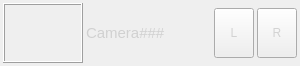
Above: src/mayaMVG/qt/ui/menuItem.ui from alicevision/MeshroomMaya before the change. Below: the same form after it.
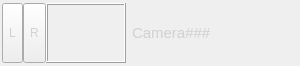
That is the form after the change.

What changed in the file:
```diff
--- a/src/mayaMVG/qt/ui/menuItem.ui
+++ b/src/mayaMVG/qt/ui/menuItem.ui
@@ -13,7 +13,7 @@
   <property name="minimumSize">
    <size>
     <width>300</width>
-    <height>66</height>
+    <height>0</height>
    </size>
   </property>
   <property name="windowTitle">
@@ -25,13 +25,41 @@
   <property name="styleSheet">
    <string notr="true">color: rgba(200, 200, 200, 200);</string>
   </property>
+  <layout class="QHBoxLayout" name="horizontalLayout_2">
+   <property name="margin">
+    <number>2</number>
+   </property>
+   <item>
   <layout class="QHBoxLayout" name="horizontalLayout">
    <property name="spacing">
-    <number>3</number>
-   </property>
-   <property name="margin">
-    <number>3</number>
-   </property>
+      <number>0</number>
+     </property>
+     <item>
+      <widget class="QToolButton" name="leftButton">
+       <property name="minimumSize">
+        <size>
+         <width>20</width>
+         <height>60</height>
+        </size>
+       </property>
+       <property name="text">
+        <string>L</string>
+       </property>
+      </widget>
+     </item>
+     <item>
+      <widget class="QToolButton" name="rightButton">
+       <property name="minimumSize">
+        <size>
+         <width>20</width>
+         <height>60</height>
+        </size>
+       </property>
+       <property name="text">
+        <string>R</string>
+       </property>
+      </widget>
+     </item>
    <item>
     <widget class="QFrame" name="imageFrame">
      <property name="sizePolicy">
@@ -54,6 +82,8 @@
      </property>
     </widget>
    </item>
+    </layout>
+   </item>
    <item>
     <widget class="QLabel" name="cameraLabel">
      <property name="font">
@@ -79,32 +109,6 @@
      </property>
     </spacer>
    </item>
-   <item>
-    <widget class="QToolButton" name="leftButton">
-     <property name="minimumSize">
-      <size>
-       <width>40</width>
-       <height>50</height>
-      </size>
-     </property>
-     <property name="text">
-      <string>L</string>
-     </property>
-    </widget>
-   </item>
-   <item>
-    <widget class="QToolButton" name="rightButton">
-     <property name="minimumSize">
-      <size>
-       <width>40</width>
-       <height>50</height>
-      </size>
-     </property>
-     <property name="text">
-      <string>R</string>
-     </property>
-    </widget>
-   </item>
   </layout>
  </widget>
  <resources/>
```
Lines whose indentation alone changed are shown as unchanged.
